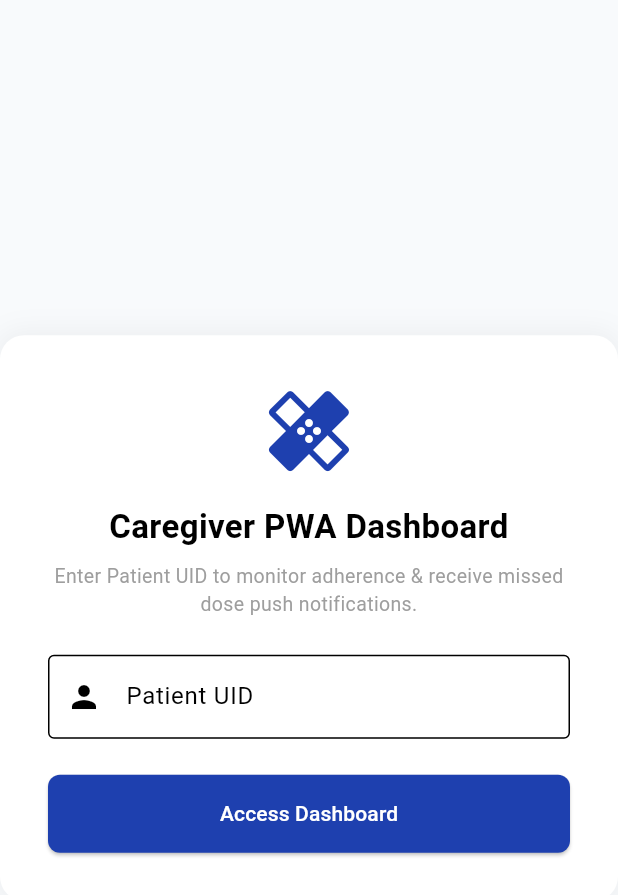
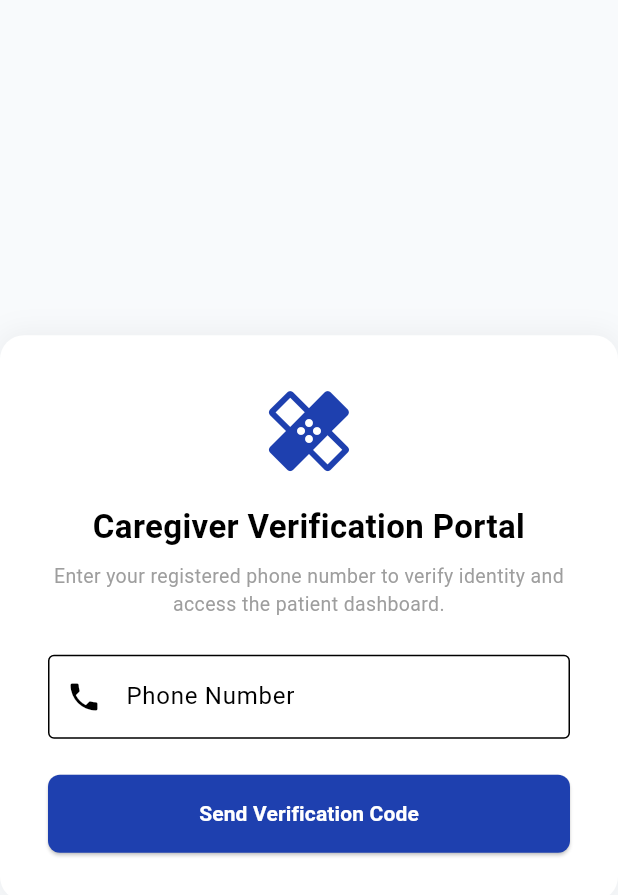
Before and after one commit to alok-unitalks/Pill-Reminder-Caregiver, a Flutter app: the screen it shows after launch, on a phone screen of 412 x 824 dp. Shown: the top 895 px of the screen. Run offline on Flutter 3.47's test engine with Material 3 defaults, Android fonts, the phone set to English and light mode, and no system bars; our stand-ins replace cloud_firestore, firebase_auth, firebase_core, firebase_messaging, fl_chart; accounts and stored records are empty.

Commit message:
Implement phone lookup and Firebase OTP verification flow on custom domain

```diff
--- a/lib/main.dart
+++ b/lib/main.dart
@@ -1,6 +1,7 @@
 import 'package:flutter/material.dart';
 import 'package:firebase_core/firebase_core.dart';
 import 'package:cloud_firestore/cloud_firestore.dart';
+import 'package:firebase_auth/firebase_auth.dart';
 import 'package:firebase_messaging/firebase_messaging.dart';
 import 'package:fl_chart/fl_chart.dart';
 import 'firebase_options.dart';
@@ -43,14 +44,19 @@ class CaregiverLoginScreen extends StatefulWidget {
 }
 
 class _CaregiverLoginScreenState extends State<CaregiverLoginScreen> {
-  final TextEditingController _patientIdController = TextEditingController();
+  final TextEditingController _phoneController = TextEditingController();
+  final TextEditingController _otpController = TextEditingController();
   bool _isLoading = false;
+  bool _otpSent = false;
+  String? _patientUid;
+  ConfirmationResult? _confirmationResult;
 
-  void _login() async {
-    final patientId = _patientIdController.text.trim();
-    if (patientId.isEmpty) {
+  // Search caregiverPhone in Firestore, send SMS OTP
+  void _requestOtp() async {
+    final enteredPhone = _phoneController.text.trim();
+    if (enteredPhone.isEmpty || enteredPhone.length < 10) {
       ScaffoldMessenger.of(context).showSnackBar(
-        const SnackBar(content: Text('Please enter a valid Patient UID')),
+        const SnackBar(content: Text('Please enter a valid 10-digit phone number')),
       );
       return;
     }
@@ -58,23 +64,97 @@ class _CaregiverLoginScreenState extends State<CaregiverLoginScreen> {
     setState(() => _isLoading = true);
 
     try {
-      // Request FCM push permission for Web
+      // Extrapolate raw 10 digits
+      String rawPhone = enteredPhone.replaceAll(RegExp(r'\D'), '');
+      if (rawPhone.length > 10) {
+        rawPhone = rawPhone.substring(rawPhone.length - 10);
+      }
+
+      // Query database: find user where caregiverPhone matches variations of the number
+      final query = await FirebaseFirestore.instance
+          .collection('users')
+          .where('caregiverPhone', whereIn: [rawPhone, '+91$rawPhone', '91$rawPhone'])
+          .get();
+
+      if (query.docs.isEmpty) {
+        ScaffoldMessenger.of(context).showSnackBar(
+          const SnackBar(
+            content: Text('Error: This phone number is not registered as a caregiver.'),
+            backgroundColor: Colors.redAccent,
+          ),
+        );
+        setState(() => _isLoading = false);
+        return;
+      }
+
+      // Found patient link!
+      _patientUid = query.docs.first.id;
+      final String patientName = query.docs.first.data()['name'] ?? 'Patient';
+
+      // Send Firebase OTP using reCAPTCHA
+      final ConfirmationResult result = await FirebaseAuth.instance.signInWithPhoneNumber(
+        '+91$rawPhone',
+        RecaptchaVerifier(
+          container: 'recaptcha-container',
+          size: RecaptchaVerifierSize.invisible,
+        ),
+      );
+
+      setState(() {
+        _confirmationResult = result;
+        _otpSent = true;
+      });
+
+      ScaffoldMessenger.of(context).showSnackBar(
+        SnackBar(
+          content: Text('Verification code sent for patient $patientName'),
+          backgroundColor: const Color(0xFF1E40AF),
+        ),
+      );
+    } catch (e) {
+      ScaffoldMessenger.of(context).showSnackBar(
+        SnackBar(
+          content: Text('Error sending SMS OTP: $e'),
+          backgroundColor: Colors.redAccent,
+        ),
+      );
+    } finally {
+      setState(() => _isLoading = false);
+    }
+  }
+
+  // Verify OTP and transition to Dashboard
+  void _verifyOtp() async {
+    final enteredOtp = _otpController.text.trim();
+    if (enteredOtp.isEmpty || enteredOtp.length < 6) {
+      ScaffoldMessenger.of(context).showSnackBar(
+        const SnackBar(content: Text('Please enter the 6-digit verification code')),
+      );
+      return;
+    }
+
+    setState(() => _isLoading = true);
+
+    try {
+      if (_confirmationResult != null && _patientUid != null) {
+        // Authenticate credentials
+        UserCredential userCredential = await _confirmationResult!.confirm(enteredOtp);
+
+        if (userCredential.user != null) {
+          // Subscribe to notifications (fail-safe fallback configured)
+          try {
             final messaging = FirebaseMessaging.instance;
             NotificationSettings settings = await messaging.requestPermission(
               alert: true,
-        badge: true,
               sound: true,
             );
 
             if (settings.authorizationStatus == AuthorizationStatus.authorized) {
-        String? token = await messaging.getToken(
-          vapidKey: 'BExfV5W-5gA64hV... (Insert actual Firebase VAPID key here if configured)',
-        );
+              String? token = await messaging.getToken();
               if (token != null) {
-          // Register caregiver FCM token in Firestore under patient's tokens
                 await FirebaseFirestore.instance
                     .collection('users')
-              .doc(patientId)
+                    .doc(_patientUid)
                     .collection('caregiverTokens')
                     .doc(token)
                     .set({
@@ -83,26 +163,24 @@ class _CaregiverLoginScreenState extends State<CaregiverLoginScreen> {
                     });
               }
             }
+          } catch (e) {
+            debugPrint("Notification permission bypassed: $e");
+          }
 
+          // Navigate to dashboard
           Navigator.pushReplacement(
             context,
             MaterialPageRoute(
-          builder: (context) => CaregiverDashboardScreen(patientId: patientId),
+              builder: (context) => CaregiverDashboardScreen(patientId: _patientUid!),
             ),
           );
+        }
+      }
     } catch (e) {
-      debugPrint('FCM Service worker setup bypassed (Using real-time Firestore database backup): $e');
       ScaffoldMessenger.of(context).showSnackBar(
-        const SnackBar(
-          content: Text('🔄 Connected: Real-time database sync active.'),
-          backgroundColor: Color(0xFF10B981), // Emerald green
-        ),
-      );
-      // Fallback: Proceed to dashboard
-      Navigator.pushReplacement(
-        context,
-        MaterialPageRoute(
-          builder: (context) => CaregiverDashboardScreen(patientId: patientId),
+        SnackBar(
+          content: Text('Invalid code: $e'),
+          backgroundColor: Colors.redAccent,
         ),
       );
     } finally {
@@ -113,7 +191,15 @@ class _CaregiverLoginScreenState extends State<CaregiverLoginScreen> {
   @override
   Widget build(BuildContext context) {
     return Scaffold(
-      body: Center(
+      body: Stack(
+        children: [
+          // reCAPTCHA target element
+          Positioned(
+            left: -9999,
+            top: -9999,
+            child: Container(id: 'recaptcha-container'),
+          ),
+          Center(
             child: Container(
               width: 450,
               padding: const EdgeInsets.all(32),
@@ -135,30 +221,48 @@ class _CaregiverLoginScreenState extends State<CaregiverLoginScreen> {
                   const Icon(Icons.healing, size: 64, color: Color(0xFF1E40AF)),
                   const SizedBox(height: 16),
                   const Text(
-                'Caregiver PWA Dashboard',
+                    'Caregiver Verification Portal',
                     textAlign: TextAlign.center,
                     style: TextStyle(fontSize: 22, fontWeight: FontWeight.bold),
                   ),
                   const SizedBox(height: 8),
-              const Text(
-                'Enter Patient UID to monitor adherence & receive missed dose push notifications.',
+                  Text(
+                    _otpSent
+                        ? 'Enter the 6-digit code sent to your registered phone number.'
+                        : 'Enter your registered phone number to verify identity and access the patient dashboard.',
                     textAlign: TextAlign.center,
-                style: TextStyle(color: Colors.grey, fontSize: 13),
+                    style: const TextStyle(color: Colors.grey, fontSize: 13),
                   ),
                   const SizedBox(height: 24),
+                  if (!_otpSent) ...[
                     TextField(
-                controller: _patientIdController,
+                      controller: _phoneController,
+                      keyboardType: TextInputType.phone,
                       decoration: const InputDecoration(
-                  labelText: 'Patient UID',
+                        labelText: 'Phone Number',
+                        hintText: '9876543210',
                         border: OutlineInputBorder(),
-                  prefixIcon: Icon(Icons.person),
+                        prefixIcon: Icon(Icons.phone),
+                        prefixText: '+91 ',
                       ),
                     ),
+                  ] else ...[
+                    TextField(
+                      controller: _otpController,
+                      keyboardType: TextInputType.number,
+                      decoration: const InputDecoration(
+                        labelText: 'Verification Code',
+                        hintText: '123456',
+                        border: OutlineInputBorder(),
+                        prefixIcon: Icon(Icons.security),
+                      ),
+                    ),
+                  ],
                   const SizedBox(height: 24),
                   _isLoading
                       ? const Center(child: CircularProgressIndicator())
                       : ElevatedButton(
-                      onPressed: _login,
+                          onPressed: _otpSent ? _verifyOtp : _requestOtp,
                           style: ElevatedButton.styleFrom(
                             padding: const EdgeInsets.symmetric(vertical: 16),
                             backgroundColor: const Color(0xFF1E40AF),
@@ -166,11 +270,28 @@ class _CaregiverLoginScreenState extends State<CaregiverLoginScreen> {
                               borderRadius: BorderRadius.circular(8),
                             ),
                           ),
-                      child: const Text('Access Dashboard', style: TextStyle(color: Colors.white)),
+                          child: Text(
+                            _otpSent ? 'Verify Code' : 'Send Verification Code',
+                            style: const TextStyle(color: Colors.white, fontWeight: FontWeight.bold),
                           ),
+                        ),
+                  if (_otpSent) ...[
+                    const SizedBox(height: 16),
+                    TextButton(
+                      onPressed: () {
+                        setState(() {
+                          _otpSent = false;
+                          _otpController.clear();
+                        });
+                      },
+                      child: const Text('Back to phone entry', style: TextStyle(color: Color(0xFF1E40AF))),
+                    )
+                  ]
                 ],
               ),
             ),
+          ),
+        ],
       ),
     );
   }
```
Also changed, not shown: 3 other files. Lines whose indentation alone changed are shown as unchanged.
